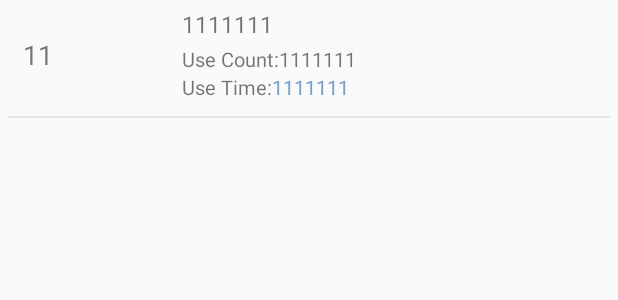
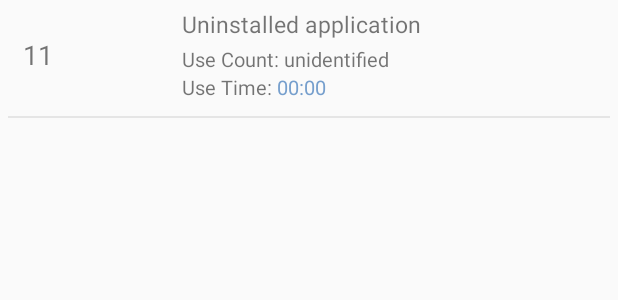
Before and after one commit to Healerning1015/ZYN_FYP, an Android app: the layout used_time_item_layout.xml on its own in the app's theme, with its tools: preview values and no code run, on a phone screen of 412 x 824 dp. Shown: the top 300 px of the screen. Run offline under Robolectric (Android 15) with nearby library versions, the phone set to English and light mode, and no system bars.

Commit message:
最最终版本，修改了一点小问题

```diff
--- a/app/src/main/java/student/example/myapplication/usage/adapter/UseTimeAdapter.java
+++ b/app/src/main/java/student/example/myapplication/usage/adapter/UseTimeAdapter.java
@@ -67,7 +67,11 @@ public class UseTimeAdapter extends RecyclerView.Adapter<UseTimeAdapter.UseTimeV
         } catch (PackageManager.NameNotFoundException e) {
             e.printStackTrace();
         }
-        holder.tv_used_count.setText(" " + mPackageInfoList.get(position).getmUsedCount()+"");
+        if(mPackageInfoList.get(position).getmUsedCount() != 0){
+            holder.tv_used_count.setText(" " + mPackageInfoList.get(position).getmUsedCount()+"");
+        } else {
+            holder.tv_used_count.setText(" unidentified");
+        }
         holder.tv_calculate_used_time.setText(" " + DateUtils.formatElapsedTime(getTotalTimeFromUsage(mPackageInfoList.get(position).getmPackageName())/1000));
         //DateTransUtils.formatElapsedTime(mPackageInfoList.get(position).getmUsedTime()/1000)
         try {
--- a/app/src/main/res/layout/used_time_item_layout.xml
+++ b/app/src/main/res/layout/used_time_item_layout.xml
@@ -38,7 +38,7 @@
                 <TextView
                     android:id="@+id/use_time_app_name"
                     android:textSize="15dp"
-                    android:text="1111111"
+                    android:text="Uninstalled application"
                     android:paddingBottom="3dp"
                     android:layout_width="wrap_content"
                     android:layout_height="wrap_content" />
@@ -57,7 +57,7 @@
                 <TextView
                     android:id="@+id/use_count"
                     android:textSize="13dp"
-                    android:text="1111111"
+                    android:text=" unidentified"
                     android:layout_width="wrap_content"
                     android:layout_height="wrap_content" />
             </LinearLayout>
@@ -75,7 +75,7 @@
                 <TextView
                     android:id="@+id/calculate_use_time"
                     android:textSize="13dp"
-                    android:text="1111111"
+                    android:text=" 00:00"
                     android:textColor="@color/blue_4"
                     android:layout_width="wrap_content"
                     android:layout_height="wrap_content" />
```
Also changed, not shown: app/src/main/java/student/example/myapplication/admin/set/setEmail/EmailReceiver.java (+11 -3 lines).
